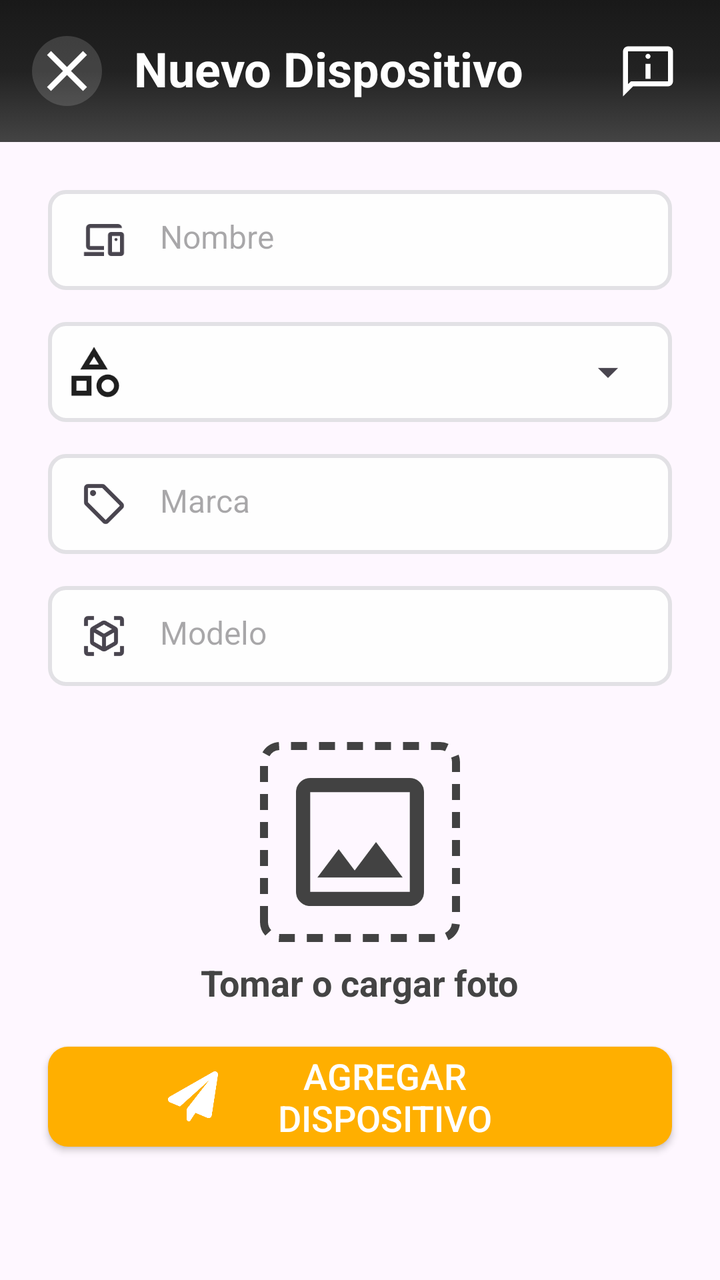
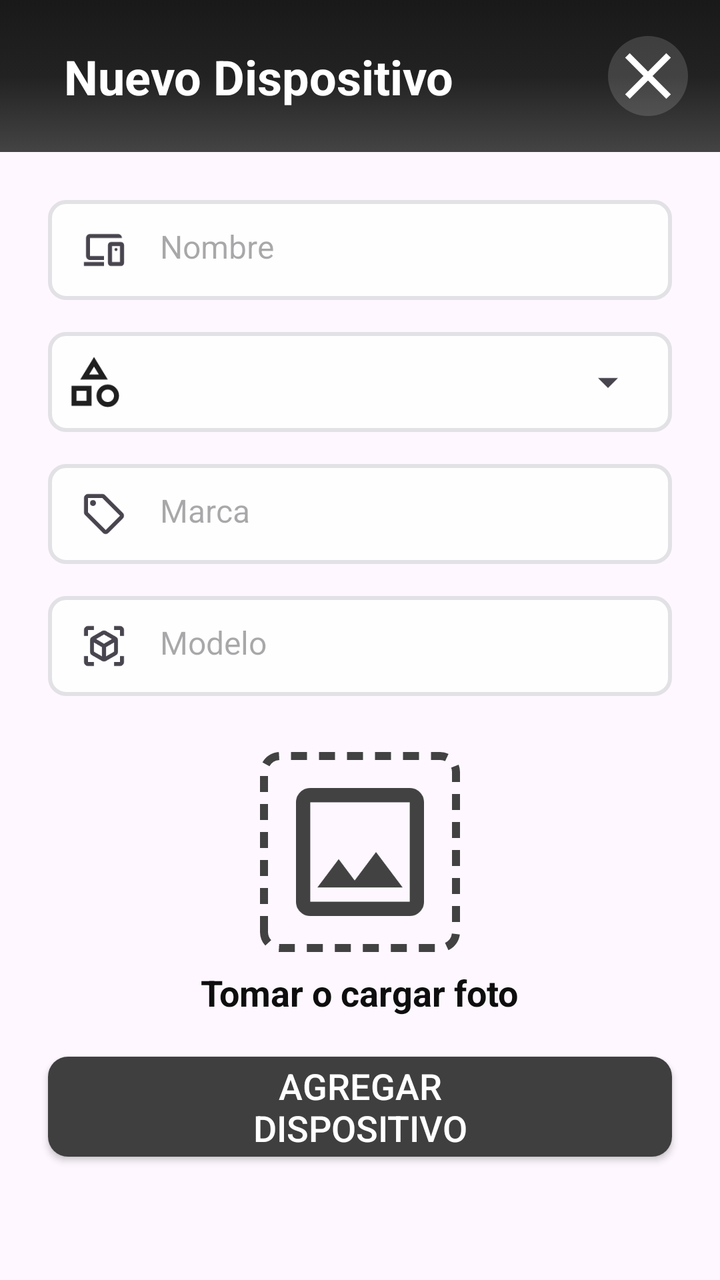

Two renders of the same Android screen: before a commit and after it. Below are the layout's source before the change and the commit's diff.
<!-- AndroidManifest.xml: application theme Theme.ReparApp -->
<!-- res/layout/fragment_device_detail.xml -->
<?xml version="1.0" encoding="utf-8"?>
<LinearLayout xmlns:android="http://schemas.android.com/apk/res/android"
    android:layout_width="match_parent"
    android:layout_height="match_parent"
    xmlns:app="http://schemas.android.com/apk/res-auto"
    android:orientation="vertical">
    <androidx.constraintlayout.widget.ConstraintLayout
        android:id="@+id/headerLayout"
        android:layout_width="match_parent"
        android:layout_height="wrap_content"
        android:background="@drawable/bg_fondo"
        android:gravity="center_vertical"
        android:orientation="horizontal"
        android:paddingHorizontal="16dp"
        android:paddingVertical="18dp"
        >

        <ImageView
            android:id="@+id/img_flecha_back"
            android:layout_width="wrap_content"
            android:layout_height="wrap_content"
            app:layout_constraintStart_toStartOf="parent"
            app:layout_constraintTop_toTopOf="parent"
            app:layout_constraintBottom_toBottomOf="parent"
            android:src="@drawable/icon_close2"
            />

        <TextView
            android:id="@+id/tv_titulo_home"
            android:layout_width="wrap_content"
            android:layout_height="wrap_content"
            android:layout_marginStart="16dp"
            android:text="Nuevo Dispositivo"
            android:textColor="@android:color/white"
            android:textSize="24sp"
            android:textStyle="bold"
            app:layout_constraintStart_toEndOf="@id/img_flecha_back"
            app:layout_constraintTop_toTopOf="parent" />

        <ImageView
            android:id="@+id/img_info"
            android:layout_width="30dp"
            android:layout_height="30dp"
            app:layout_constraintEnd_toEndOf="parent"
            app:layout_constraintTop_toTopOf="parent"
            app:layout_constraintBottom_toBottomOf="parent"
            android:src="@drawable/icon_info"
            android:layout_marginEnd="5dp"
            />

    </androidx.constraintlayout.widget.ConstraintLayout>

    <ScrollView
        android:layout_width="match_parent"
        android:layout_height="match_parent"
        android:fillViewport="true">

        <LinearLayout
            android:layout_width="match_parent"
            android:layout_height="wrap_content"
            android:orientation="vertical"
            android:padding="16dp">



            <EditText
                android:id="@+id/et_nombre_dispositivo"
                android:layout_width="match_parent"
                android:layout_height="50dp"
                android:layout_margin="8dp"
                android:background="@drawable/item_text_field"
                android:drawableStart="@drawable/icon_device_text"
                android:drawablePadding="16dp"
                android:drawableTint="#49454F"
                android:ems="10"
                android:hint="Nombre"
                android:inputType="text"
                android:padding="16dp"
                android:textColor="@color/black"
                android:textSize="16sp"
                />


















            <LinearLayout
                android:layout_width="match_parent"
                android:layout_height="50dp"
                android:layout_margin="8dp"
                android:background="@drawable/item_text_field"
                android:gravity="start|center"
                android:orientation="horizontal"
                android:padding="8dp">

                <ImageView
                    android:layout_width="30dp"
                    android:layout_height="30dp"
                    android:layout_gravity="center_vertical"
                    android:layout_marginEnd="12dp"
                    android:contentDescription="Icono tipo dispositivo"
                    android:src="@drawable/icon_category" />


                <Spinner
                    android:id="@+id/etTipo"
                    android:layout_width="0dp"
                    android:layout_height="match_parent"
                    android:layout_weight="1"/>
            </LinearLayout>


            <EditText
                android:id="@+id/et_marca"
                android:layout_width="match_parent"
                android:layout_height="50dp"
                android:layout_margin="8dp"
                android:background="@drawable/item_text_field"
                android:drawableStart="@drawable/icon_label"
                android:drawablePadding="16dp"
                android:drawableTint="#49454F"
                android:ems="10"
                android:hint="Marca"
                android:inputType="text"
                android:padding="16dp"
                android:textColor="@color/black"
                android:textSize="16sp"
                />

            <EditText
                android:id="@+id/et_modelo"
                android:layout_width="match_parent"
                android:layout_height="50dp"
                android:layout_margin="8dp"
                android:background="@drawable/item_text_field"
                android:drawableStart="@drawable/icon_model"
                android:drawablePadding="16dp"
                android:drawableTint="#49454F"
                android:ems="10"
                android:hint="Modelo"
                android:inputType="text"
                android:padding="16dp"
                android:textColor="@color/black"
                android:textSize="16sp"
                />


















            <FrameLayout
                android:id="@+id/frame_adjuntar_foto"
                android:layout_width="100dp"
                android:layout_height="100dp"
                android:layout_gravity="center"
                android:layout_marginTop="20dp"
                android:background="@drawable/dashed_border"
                android:clickable="true"
                android:focusable="true">

                <ImageView
                    android:id="@+id/img_preview_foto"
                    android:layout_width="64dp"
                    android:layout_height="64dp"
                    android:scaleType="centerCrop"
                    android:layout_gravity="center"
                    android:contentDescription="Seleccionar imagen"
                    android:src="@drawable/photo" />

            </FrameLayout>

            <TextView
                android:layout_width="wrap_content"
                android:layout_height="wrap_content"
                android:layout_marginTop="8dp"
                android:text="Tomar o cargar foto"
                android:textColor="#444444"
                android:textSize="18sp"
                android:textStyle="bold"
                android:layout_gravity="center"
                />

            <androidx.appcompat.widget.AppCompatButton
                android:id="@+id/btn_guardar_dispositivo"
                android:layout_width="match_parent"
                android:layout_height="50dp"
                android:layout_marginHorizontal="8dp"
                android:drawableStart="@drawable/icon_plane"
                android:layout_marginTop="20dp"
                android:text="Agregar Dispositivo"
                android:textColor="@color/white"
                android:paddingHorizontal="60dp"
                android:background="@drawable/bg_button_orange"
                android:textSize="18dp"
                />

        </LinearLayout>
    </ScrollView>

</LinearLayout>
<!-- resources referenced by this layout -->
<resources>
  <color name="black">#FF000000</color>
  <color name="white">#FFFFFFFF</color>
  <!-- drawable bg_button_orange (drawable) -->
  <?xml version="1.0" encoding="utf-8"?>
  <selector xmlns:android="http://schemas.android.com/apk/res/android">
      <item>
          <shape android:shape="rectangle">
              <solid android:color="#FFAF00"/>
              <corners android:radius="10dp"/>
          </shape>
      </item>
  </selector>
  <!-- drawable bg_fondo (drawable) -->
  <?xml version="1.0" encoding="utf-8"?>
  <selector xmlns:android="http://schemas.android.com/apk/res/android">
      <item>
          <shape android:shape="rectangle">
              <gradient
                  android:type="linear"
                  android:angle="270"
                  android:startColor="#191919"
                  android:centerColor="#222222"
                  android:endColor="#444444"
                  android:gradientRadius="0.8"
              />
          </shape>
      </item>
  </selector>
  <!-- drawable dashed_border (drawable) -->
  <?xml version="1.0" encoding="utf-8"?>
  <shape xmlns:android="http://schemas.android.com/apk/res/android" android:shape="rectangle">
      <solid android:color="@android:color/transparent"/>
      <stroke
          android:width="4dp"
          android:color="#424242"
          android:dashWidth="8dp"
          android:dashGap="6dp"/>
      <corners android:radius="8dp"/>
  </shape>
  <!-- drawable icon_category (drawable) -->
  <vector xmlns:android="http://schemas.android.com/apk/res/android"
      android:width="24dp"
      android:height="24dp"
      android:viewportWidth="960"
      android:viewportHeight="960">
    <path
        android:pathData="m260,440 l220,-360 220,360L260,440ZM700,880q-75,0 -127.5,-52.5T520,700q0,-75 52.5,-127.5T700,520q75,0 127.5,52.5T880,700q0,75 -52.5,127.5T700,880ZM120,860v-320h320v320L120,860ZM700,800q42,0 71,-29t29,-71q0,-42 -29,-71t-71,-29q-42,0 -71,29t-29,71q0,42 29,71t71,29ZM200,780h160v-160L200,620v160ZM402,360h156l-78,-126 -78,126ZM480,360ZM360,620ZM700,700Z"
        android:fillColor="#1f1f1f"/>
  </vector>
  <!-- drawable icon_info (drawable) -->
  <vector xmlns:android="http://schemas.android.com/apk/res/android"
      android:width="24dp"
      android:height="24dp"
      android:viewportWidth="960"
      android:viewportHeight="960">
    <path
        android:pathData="M480,280q17,0 28.5,-11.5T520,240q0,-17 -11.5,-28.5T480,200q-17,0 -28.5,11.5T440,240q0,17 11.5,28.5T480,280ZM440,600h80v-240h-80v240ZM80,880v-720q0,-33 23.5,-56.5T160,80h640q33,0 56.5,23.5T880,160v480q0,33 -23.5,56.5T800,720L240,720L80,880ZM206,640h594v-480L160,160v525l46,-45ZM160,640v-480,480Z"
        android:fillColor="#FFF"/>
  </vector>
  <!-- drawable icon_plane (drawable) -->
  <vector xmlns:android="http://schemas.android.com/apk/res/android" android:height="25dp" android:viewportHeight="512" android:viewportWidth="512" android:width="25dp">
        
      <path android:fillColor="#FFF" android:pathData="M511.6,36.86l-64,415.1c-1.5,9.73 -7.38,18.22 -15.97,23.05c-4.84,2.72 -10.27,4.1 -15.68,4.1c-4.19,0 -8.32,-0.82 -12.29,-2.47l-122.6,-51.1l-50.86,76.29C226.3,508.5 219.8,512 212.8,512C201.3,512 192,502.7 192,491.2v-96.18c0,-7.11 2.37,-14.03 6.74,-19.64L416,96l-293.7,264.3L19.69,317.5C8.44,312.8 0.81,302.2 0.06,289.1s5.47,-23.72 16.06,-29.77l448,-255.1c10.69,-6.11 23.88,-5.55 34,1.41S513.5,24.72 511.6,36.86z"/>
      
  </vector>
  <!-- drawable item_text_field (drawable) -->
  <?xml version="1.0" encoding="utf-8"?>
  <selector xmlns:android="http://schemas.android.com/apk/res/android">
  
      <item>
          <shape android:shape="rectangle">
              <solid android:color="#FEFEFE"/>
              <corners android:radius="8dp"/>
              <stroke android:width="2dp" android:color="#E2E1E5"/>
          </shape>
      </item>
  </selector>
  <style name="Theme.ReparApp" parent="Base.Theme.ReparApp" />
  <style name="Base.Theme.ReparApp" parent="Theme.Material3.DayNight.NoActionBar">
          
          
      </style>
  <!-- unchanged entries left out for length: 5 -->
</resources>

<!-- the commit's change to res/layout/fragment_device_detail.xml (unified diff, before → after) -->
@@ -17,9 +17,9 @@
 
         <ImageView
             android:id="@+id/img_flecha_back"
-            android:layout_width="wrap_content"
-            android:layout_height="wrap_content"
-            app:layout_constraintStart_toStartOf="parent"
+            android:layout_width="40dp"
+            android:layout_height="40dp"
+            app:layout_constraintEnd_toEndOf="parent"
             app:layout_constraintTop_toTopOf="parent"
             app:layout_constraintBottom_toBottomOf="parent"
             android:src="@drawable/icon_close2"
@@ -34,19 +34,10 @@
             android:textColor="@android:color/white"
             android:textSize="24sp"
             android:textStyle="bold"
-            app:layout_constraintStart_toEndOf="@id/img_flecha_back"
+            app:layout_constraintBottom_toBottomOf="parent"
+            app:layout_constraintStart_toStartOf="parent"
             app:layout_constraintTop_toTopOf="parent" />
 
-        <ImageView
-            android:id="@+id/img_info"
-            android:layout_width="30dp"
-            android:layout_height="30dp"
-            app:layout_constraintEnd_toEndOf="parent"
-            app:layout_constraintTop_toTopOf="parent"
-            app:layout_constraintBottom_toBottomOf="parent"
-            android:src="@drawable/icon_info"
-            android:layout_marginEnd="5dp"
-            />
 
     </androidx.constraintlayout.widget.ConstraintLayout>
 
@@ -200,7 +191,7 @@
                 android:layout_height="wrap_content"
                 android:layout_marginTop="8dp"
                 android:text="Tomar o cargar foto"
-                android:textColor="#444444"
+                android:textColor="#0e0e0e"
                 android:textSize="18sp"
                 android:textStyle="bold"
                 android:layout_gravity="center"
@@ -211,12 +202,11 @@
                 android:layout_width="match_parent"
                 android:layout_height="50dp"
                 android:layout_marginHorizontal="8dp"
-                android:drawableStart="@drawable/icon_plane"
                 android:layout_marginTop="20dp"
                 android:text="Agregar Dispositivo"
                 android:textColor="@color/white"
                 android:paddingHorizontal="60dp"
-                android:background="@drawable/bg_button_orange"
+                android:background="@drawable/bg_button_black"
                 android:textSize="18dp"
                 />
 
<!-- resource entries referenced after the edit -->
@@ -2,12 +2,12 @@
 <resources>
   <color name="black">#FF000000</color>
   <color name="white">#FFFFFFFF</color>
-  <!-- drawable bg_button_orange (drawable) -->
+  <!-- drawable bg_button_black (drawable) -->
   <?xml version="1.0" encoding="utf-8"?>
   <selector xmlns:android="http://schemas.android.com/apk/res/android">
       <item>
           <shape android:shape="rectangle">
-              <solid android:color="#FFAF00"/>
+              <solid android:color="#3F3F3F"/>
               <corners android:radius="10dp"/>
           </shape>
       </item>
@@ -49,22 +49,6 @@
         android:pathData="m260,440 l220,-360 220,360L260,440ZM700,880q-75,0 -127.5,-52.5T520,700q0,-75 52.5,-127.5T700,520q75,0 127.5,52.5T880,700q0,75 -52.5,127.5T700,880ZM120,860v-320h320v320L120,860ZM700,800q42,0 71,-29t29,-71q0,-42 -29,-71t-71,-29q-42,0 -71,29t-29,71q0,42 29,71t71,29ZM200,780h160v-160L200,620v160ZM402,360h156l-78,-126 -78,126ZM480,360ZM360,620ZM700,700Z"
         android:fillColor="#1f1f1f"/>
   </vector>
-  <!-- drawable icon_info (drawable) -->
-  <vector xmlns:android="http://schemas.android.com/apk/res/android"
-      android:width="24dp"
-      android:height="24dp"
-      android:viewportWidth="960"
-      android:viewportHeight="960">
-    <path
-        android:pathData="M480,280q17,0 28.5,-11.5T520,240q0,-17 -11.5,-28.5T480,200q-17,0 -28.5,11.5T440,240q0,17 11.5,28.5T480,280ZM440,600h80v-240h-80v240ZM80,880v-720q0,-33 23.5,-56.5T160,80h640q33,0 56.5,23.5T880,160v480q0,33 -23.5,56.5T800,720L240,720L80,880ZM206,640h594v-480L160,160v525l46,-45ZM160,640v-480,480Z"
-        android:fillColor="#FFF"/>
-  </vector>
-  <!-- drawable icon_plane (drawable) -->
-  <vector xmlns:android="http://schemas.android.com/apk/res/android" android:height="25dp" android:viewportHeight="512" android:viewportWidth="512" android:width="25dp">
-        
-      <path android:fillColor="#FFF" android:pathData="M511.6,36.86l-64,415.1c-1.5,9.73 -7.38,18.22 -15.97,23.05c-4.84,2.72 -10.27,4.1 -15.68,4.1c-4.19,0 -8.32,-0.82 -12.29,-2.47l-122.6,-51.1l-50.86,76.29C226.3,508.5 219.8,512 212.8,512C201.3,512 192,502.7 192,491.2v-96.18c0,-7.11 2.37,-14.03 6.74,-19.64L416,96l-293.7,264.3L19.69,317.5C8.44,312.8 0.81,302.2 0.06,289.1s5.47,-23.72 16.06,-29.77l448,-255.1c10.69,-6.11 23.88,-5.55 34,1.41S513.5,24.72 511.6,36.86z"/>
-      
-  </vector>
   <!-- drawable item_text_field (drawable) -->
   <?xml version="1.0" encoding="utf-8"?>
   <selector xmlns:android="http://schemas.android.com/apk/res/android">
@@ -79,8 +63,7 @@
   </selector>
   <style name="Theme.ReparApp" parent="Base.Theme.ReparApp" />
   <style name="Base.Theme.ReparApp" parent="Theme.Material3.DayNight.NoActionBar">
-          
-          
+  
       </style>
   <!-- unchanged entries left out for length: 5 -->
 </resources>
